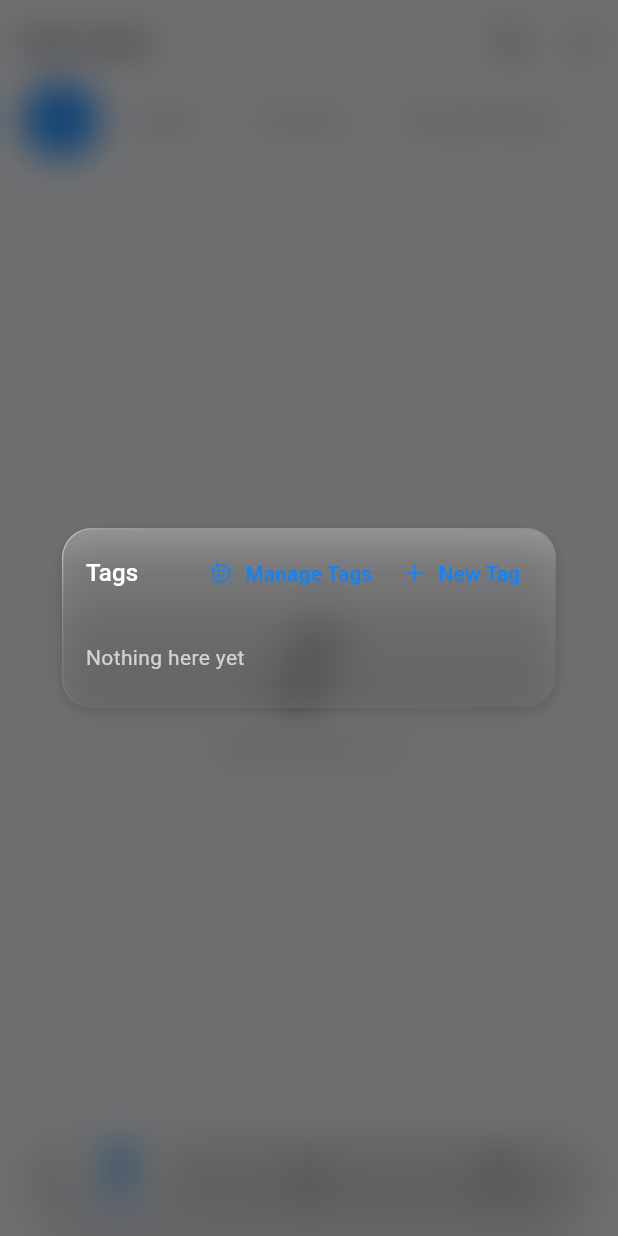
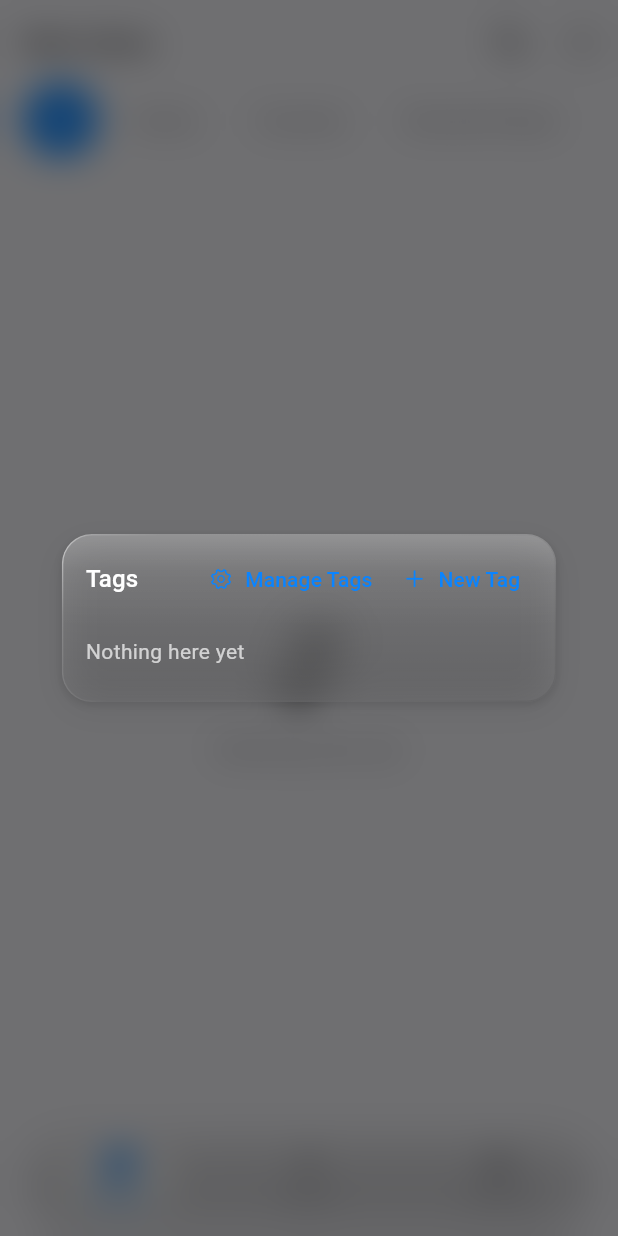
Before and after one commit to hellolio/zeromusic, a Flutter app: the screen it shows after launch, after a tap on an icon or button, on a phone screen of 412 x 824 dp. Run offline on Flutter 3.47's test engine with Material 3 defaults, Android fonts, the phone set to English and light mode, and no system bars; our stand-ins replace drift, drift_flutter, file_picker, flutter_riverpod, just_audio, shared_preferences; missing offline and left inert: audio_metadata_reader, audio_session; accounts and stored records are empty; generated files the repository leaves out were written again; statements that could not run were skipped.

Commit message:
弹窗间距与迷你条优化

```diff
--- a/lib/core/theme/app_tokens.dart
+++ b/lib/core/theme/app_tokens.dart
@@ -4,6 +4,9 @@ import 'package:flutter/material.dart';
 abstract final class AppTokens {
   // ---- 间距 ----
   static const double spaceXs = 4;
+
+  /// 微间距：介于 xs 与 s 之间，用于迷你条等紧凑容器的纵向内边距。
+  static const double spaceXxs = 6;
   static const double spaceS = 8;
   static const double spaceM = 16;
   static const double spaceL = 24;
@@ -14,7 +17,7 @@ abstract final class AppTokens {
   static const double mobileBottomControlHeight = 62;
 
   /// 迷你播放条略小于底栏，作为轻量的播放状态入口。
-  static const double mobileMiniPlayerHeight = 54;
+  static const double mobileMiniPlayerHeight = 50;
 
   // ---- 圆角 ----
   static const double radiusS = 8;
--- a/lib/ui/components/center_popup.dart
+++ b/lib/ui/components/center_popup.dart
@@ -113,12 +113,23 @@ Future<T?> showCenterPopup<T>(
         child: Transform.translate(
           offset: Offset(sideInset / 2, 0),
           child: GlassPopupTextTheme(
-            child: ConstrainedBox(
-              constraints: BoxConstraints(
-                maxWidth: math.min(maxWidth, size.width * 0.8),
-                maxHeight: maxHeight ?? size.height * (isMobile ? 0.5 : 0.8),
+            // 弹窗是居中浮层，与屏幕安全区无关：移除安全区 padding。
+            // 否则弹窗内的 ListView 在 padding 为 null 时会自动吸收
+            // MediaQuery.padding（手机上 = 状态栏/底部横条高度），
+            // 造成标题与内容间大片空白。
+            child: MediaQuery.removePadding(
+              context: dialogCtx,
+              removeTop: true,
+              removeBottom: true,
+              removeLeft: true,
+              removeRight: true,
+              child: ConstrainedBox(
+                constraints: BoxConstraints(
+                  maxWidth: math.min(maxWidth, size.width * 0.8),
+                  maxHeight: maxHeight ?? size.height * (isMobile ? 0.5 : 0.8),
+                ),
+                child: child,
               ),
-              child: child,
             ),
           ),
         ),
--- a/lib/ui/mini_player/mini_player.dart
+++ b/lib/ui/mini_player/mini_player.dart
@@ -545,7 +545,9 @@ class _SwipeableCapsuleState extends State<_SwipeableCapsule>
   /// 拖动/换歌时从后方露出邻曲文本 peek。
   Widget _miniContent(_CapsuleData data) {
     return Padding(
-      padding: EdgeInsets.symmetric(horizontal: _pickRadius, vertical: 3),
+      // 高度收紧后内容自然高（两行文本 48）已贴近条高，纵向不再额外留白；
+      // 内容靠 Column 的垂直居中摆放。
+      padding: EdgeInsets.symmetric(horizontal: _pickRadius),
       child: Column(
         mainAxisSize: MainAxisSize.max,
         mainAxisAlignment: MainAxisAlignment.center,
@@ -752,7 +754,7 @@ class _DesktopMiniPlayer extends StatelessWidget {
               radius: AppTokens.radiusPill,
               padding: const EdgeInsets.symmetric(
                 horizontal: AppTokens.spaceM,
-                vertical: AppTokens.spaceS,
+                vertical: AppTokens.spaceXxs,
               ),
               child: Column(
                 mainAxisSize: MainAxisSize.min,
--- a/lib/ui/pages/import/import_source_sheet.dart
+++ b/lib/ui/pages/import/import_source_sheet.dart
@@ -16,7 +16,7 @@ Future<void> showImportComingSoonSheet(
     context,
     child: GlassOverlay(
       radius: 24,
-      padding: const EdgeInsets.fromLTRB(24, 16, 24, 32),
+      padding: const EdgeInsets.fromLTRB(24, 16, 24, 24),
       child: Column(
         mainAxisSize: MainAxisSize.min,
         children: [
--- a/lib/ui/pages/player/lyrics_editor.dart
+++ b/lib/ui/pages/player/lyrics_editor.dart
@@ -62,7 +62,6 @@ class _LyricsEditorBodyState extends State<_LyricsEditorBody> {
     final isEdit = (widget.initial ?? '').isNotEmpty;
     return GlassOverlay(
       radius: AppTokens.radiusL,
-      child: SafeArea(
       child: Column(
         mainAxisSize: MainAxisSize.min,
         crossAxisAlignment: CrossAxisAlignment.stretch,
@@ -126,7 +125,6 @@ class _LyricsEditorBodyState extends State<_LyricsEditorBody> {
           ),
         ],
       ),
-      ),
     );
   }
 }
--- a/lib/ui/pages/playlist/playlist_menus.dart
+++ b/lib/ui/pages/playlist/playlist_menus.dart
@@ -30,7 +30,6 @@ Future<void> showSongMenu(
     context,
     child: GlassOverlay(
       radius: AppTokens.radiusL,
-      child: SafeArea(
       child: Column(
         mainAxisSize: MainAxisSize.min,
         children: [
@@ -47,7 +46,6 @@ Future<void> showSongMenu(
         ],
       ),
     ),
-    ),
   );
 }
 
@@ -59,6 +57,8 @@ Widget _sheetTile(
   Color? color,
 }) {
   return ListTile(
+    dense: true,
+    visualDensity: VisualDensity.compact,
     leading: Icon(icon, color: color),
     title: Text(label),
     onTap: () {
@@ -98,7 +98,6 @@ Future<void> showBatchSongMenu(
     context,
     child: GlassOverlay(
       radius: AppTokens.radiusL,
-      child: SafeArea(
       child: Column(
         mainAxisSize: MainAxisSize.min,
         children: [
@@ -113,7 +112,6 @@ Future<void> showBatchSongMenu(
               color: AppTokens.favorite),
           const SizedBox(height: AppTokens.spaceS),
         ],
-        ),
       ),
     ),
   );
@@ -404,13 +402,17 @@ class _TagPickerSheet extends ConsumerWidget {
 
     return GlassOverlay(
       radius: AppTokens.radiusL,
-      child: SafeArea(
       child: Column(
         mainAxisSize: MainAxisSize.min,
         crossAxisAlignment: CrossAxisAlignment.start,
         children: [
           Padding(
-              padding: const EdgeInsets.all(AppTokens.spaceM),
+            padding: const EdgeInsets.fromLTRB(
+              AppTokens.spaceM,
+              AppTokens.spaceM,
+              AppTokens.spaceM,
+              AppTokens.spaceS,
+            ),
             child: Row(
               children: [
                 Text(strings.tagSong,
@@ -435,12 +437,16 @@ class _TagPickerSheet extends ConsumerWidget {
           else
             Flexible(
               child: ListView(
+                // 显式 zero padding：null 会让 ListView 吸收 MediaQuery
+                // 的安全区高度（居中弹窗内无此概念）。
+                padding: EdgeInsets.zero,
                 shrinkWrap: true,
                 children: [
                   for (final tag in tags)
                     CheckboxListTile(
                       value: current.contains(tag.id),
                       dense: true,
+                      visualDensity: VisualDensity.compact,
                       controlAffinity: ListTileControlAffinity.leading,
                       title: Row(
                         children: [
@@ -466,7 +472,6 @@ class _TagPickerSheet extends ConsumerWidget {
             ),
           const SizedBox(height: AppTokens.spaceS),
         ],
-        ),
       ),
     );
   }
@@ -496,13 +501,17 @@ class _TagFilterSheet extends ConsumerWidget {
 
     return GlassOverlay(
       radius: AppTokens.radiusL,
-      child: SafeArea(
       child: Column(
         mainAxisSize: MainAxisSize.min,
         crossAxisAlignment: CrossAxisAlignment.start,
         children: [
           Padding(
-              padding: const EdgeInsets.all(AppTokens.spaceM),
+            padding: const EdgeInsets.fromLTRB(
+              AppTokens.spaceM,
+              AppTokens.spaceM,
+              AppTokens.spaceM,
+              AppTokens.spaceS,
+            ),
             child: Row(
               children: [
                 Text(strings.tabTags,
@@ -535,10 +544,14 @@ class _TagFilterSheet extends ConsumerWidget {
           else
             Flexible(
               child: ListView(
+                // 显式 zero padding：null 会让 ListView 吸收 MediaQuery
+                // 的安全区高度（居中弹窗内无此概念）。
+                padding: EdgeInsets.zero,
                 shrinkWrap: true,
                 children: [
                   ListTile(
                     dense: true,
+                    visualDensity: VisualDensity.compact,
                     leading: Icon(
                       selectedTagId == null
                           ? CupertinoIcons.checkmark_circle_fill
@@ -553,6 +566,7 @@ class _TagFilterSheet extends ConsumerWidget {
                   for (final tag in tags)
                     ListTile(
                       dense: true,
+                      visualDensity: VisualDensity.compact,
                       leading: Icon(
                         selectedTagId == tag.id
                             ? CupertinoIcons.checkmark_circle_fill
@@ -582,7 +596,6 @@ class _TagFilterSheet extends ConsumerWidget {
             ),
           const SizedBox(height: AppTokens.spaceS),
         ],
-        ),
       ),
     );
   }
@@ -705,13 +718,17 @@ class _ManageTagsSheet extends ConsumerWidget {
 
     return GlassOverlay(
       radius: AppTokens.radiusL,
-      child: SafeArea(
       child: Column(
         mainAxisSize: MainAxisSize.min,
         crossAxisAlignment: CrossAxisAlignment.start,
         children: [
           Padding(
-              padding: const EdgeInsets.all(AppTokens.spaceM),
+            padding: const EdgeInsets.fromLTRB(
+              AppTokens.spaceM,
+              AppTokens.spaceM,
+              AppTokens.spaceM,
+              AppTokens.spaceS,
+            ),
             child: Text(strings.manageTags,
                 style: Theme.of(context).textTheme.titleMedium),
           ),
@@ -724,11 +741,15 @@ class _ManageTagsSheet extends ConsumerWidget {
           else
             Flexible(
               child: ListView(
+                // 显式 zero padding：null 会让 ListView 吸收 MediaQuery
+                // 的安全区高度（居中弹窗内无此概念）。
+                padding: EdgeInsets.zero,
                 shrinkWrap: true,
                 children: [
                   for (final tag in tags)
                     ListTile(
                       dense: true,
+                      visualDensity: VisualDensity.compact,
                       leading: Container(
                         width: 12,
                         height: 12,
@@ -764,7 +785,6 @@ class _ManageTagsSheet extends ConsumerWidget {
             ),
           const SizedBox(height: AppTokens.spaceS),
         ],
-        ),
       ),
     );
   }
--- a/lib/ui/scaffold/glass_nav_bar.dart
+++ b/lib/ui/scaffold/glass_nav_bar.dart
@@ -61,6 +61,12 @@ class _GlassNavBarState extends State<GlassNavBar> {
   /// 液体形变最大水平拉伸量（垂直按比例压扁）。
   static const double _maxStretch = 0.22;
 
+  /// 按住放大倍率：任意按下时滑块放大成「水滴」，松手 spring 回弹。
+  static const double _pressScale = 1.12;
+
+  /// 是否按住（按下底栏任意位置即为 true）。
+  bool _pressed = false;
+
   /// 拖动中的分数下标（越界部分已做橡皮筋阻尼）；null = 未拖动。
   double? _scrub;
 
@@ -79,6 +85,11 @@ class _GlassNavBarState extends State<GlassNavBar> {
     if (value < 0) return value * 0.18;
     if (value > max) return max + (value - max) * 0.18;
     return value;
+  }
+
+  void _setPressed(bool pressed) {
+    if (_pressed == pressed) return;
+    setState(() => _pressed = pressed);
   }
 
   void _onDragStart(DragStartDetails details) {
@@ -147,11 +158,20 @@ class _GlassNavBarState extends State<GlassNavBar> {
             final count = widget.destinations.length;
             final itemWidth = constraints.maxWidth / count;
             final scrub = _scrub;
+            final reduceMotion = MediaQuery.disableAnimationsOf(context);
+            // 按住放大目标：减弱动效时跳过动画、瞬时到达目标（静态状态
+            // 变化不算动效，保留按压反馈）。
+            final pressTarget = _pressed ? _pressScale : 1.0;
             // 指示胶囊位置：拖动时跟手（分数下标），静止时吸附选中项。
             final pillLeft =
                 (scrub ?? widget.selectedIndex) * itemWidth +
                     (itemWidth - GlassNavBar._pillWidth) / 2;
-            return GestureDetector(
+            return Listener(
+              // 任意按下：滑块 spring 放大成「水滴」，抬起/取消回弹。
+              onPointerDown: (_) => _setPressed(true),
+              onPointerUp: (_) => _setPressed(false),
+              onPointerCancel: (_) => _setPressed(false),
+              child: GestureDetector(
                 behavior: HitTestBehavior.opaque,
                 onHorizontalDragStart: _onDragStart,
                 onHorizontalDragUpdate: (d) => _onDragUpdate(d, itemWidth),
@@ -168,14 +188,29 @@ class _GlassNavBarState extends State<GlassNavBar> {
                       width: GlassNavBar._pillWidth,
                       height: GlassNavBar._pillHeight,
                       child: TweenAnimationBuilder<double>(
+                        // 按住放大：与拖拽液态拉伸叠加。
+                        tween: Tween(end: pressTarget),
+                        duration:
+                            reduceMotion ? Duration.zero : AppCurves.quickMotion,
+                        curve: AppCurves.spring,
+                        builder: (context, pressScale, pill) =>
+                            TweenAnimationBuilder<double>(
                               tween: Tween(end: _stretchTarget),
                               duration: AppCurves.quickMotion,
                               curve: AppCurves.quick,
                               builder: (context, stretch, child) => Transform(
+                                key: const ValueKey('nav-bar-pill-transform'),
                                 alignment: Alignment.center,
                                 transform: Matrix4.identity()
-                          ..scaleByDouble(1.0 + stretch, 1.0 - stretch * 0.35, 1, 1),
+                                  ..scaleByDouble(
+                                    (1.0 + stretch) * pressScale,
+                                    (1.0 - stretch * 0.35) * pressScale,
+                                    1,
+                                    1,
+                                  ),
                                 child: child,
+                              ),
+                              child: pill,
                             ),
                         child: DecoratedBox(
                           decoration: BoxDecoration(
@@ -209,6 +244,7 @@ class _GlassNavBarState extends State<GlassNavBar> {
                       ],
                     ),
                   ],
+                ),
               ),
             );
           },
```
Also changed, not shown: lib/ui/pages/player/player_page.dart (+18 -4 lines), lib/ui/pages/settings/settings_sheets.dart (+7 -3 lines), 6 other files. Lines whose indentation alone changed are shown as unchanged.
